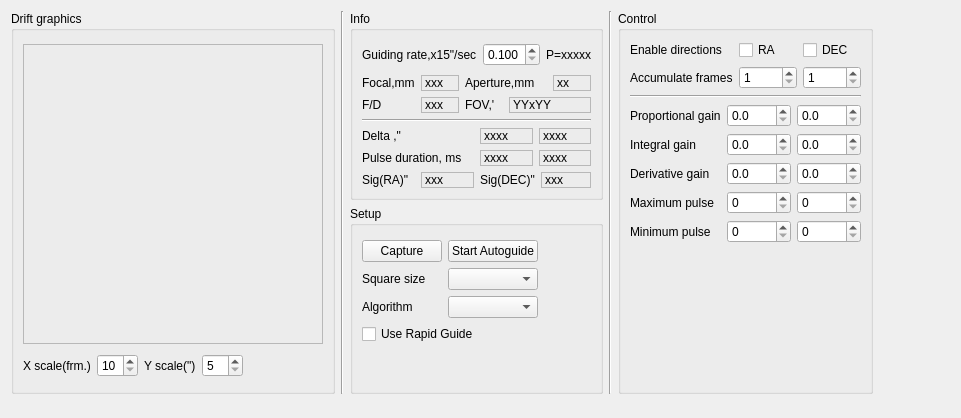
Old version of the form kstars/ekos/guide/guider.ui in the repository KDE/kstars.
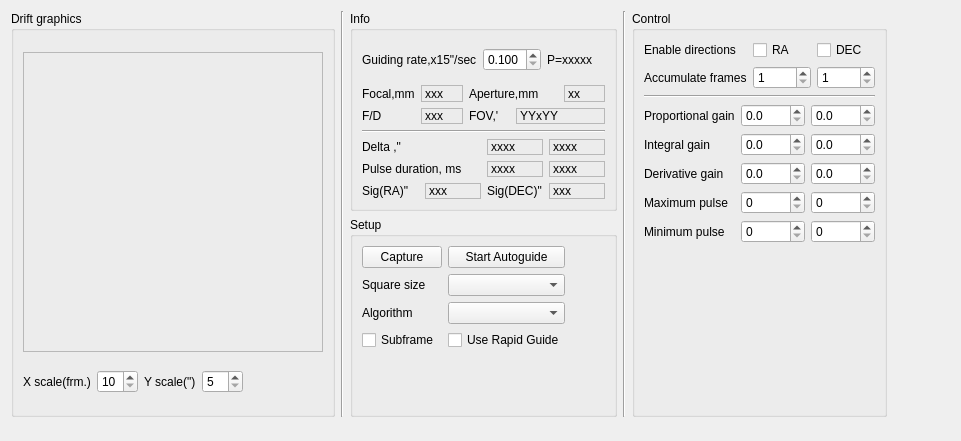
New version of the form.

Commit message: Guide subframing is now supported

```diff
--- a/kstars/ekos/guide/guider.ui
+++ b/kstars/ekos/guide/guider.ui
@@ -7,7 +7,7 @@
     <x>0</x>
     <y>0</y>
     <width>961</width>
-    <height>418</height>
+    <height>441</height>
    </rect>
   </property>
   <property name="sizePolicy">
@@ -455,7 +455,7 @@
           <item>
            <layout class="QHBoxLayout" name="horizontalLayout_8">
             <item>
-             <layout class="QGridLayout" name="gridLayout_5">
+             <layout class="QFormLayout" name="formLayout">
               <item row="0" column="0">
                <widget class="QPushButton" name="captureB">
                 <property name="text">
@@ -490,7 +490,17 @@
               <item row="2" column="1">
                <widget class="QComboBox" name="comboBox_ThresholdAlg"/>
               </item>
-              <item row="3" column="0" colspan="2">
+              <item row="3" column="0">
+               <widget class="QCheckBox" name="kfcg_guideSubFrame">
+                <property name="toolTip">
+                 <string>Subframe the image around the guide star</string>
+                </property>
+                <property name="text">
+                 <string>Subframe</string>
+                </property>
+               </widget>
+              </item>
+              <item row="3" column="1">
                <widget class="QCheckBox" name="kfcg_useRapidGuide">
                 <property name="text">
                  <string>Use Rapid Guide</string>
```
The commit also changes 2 other files.
